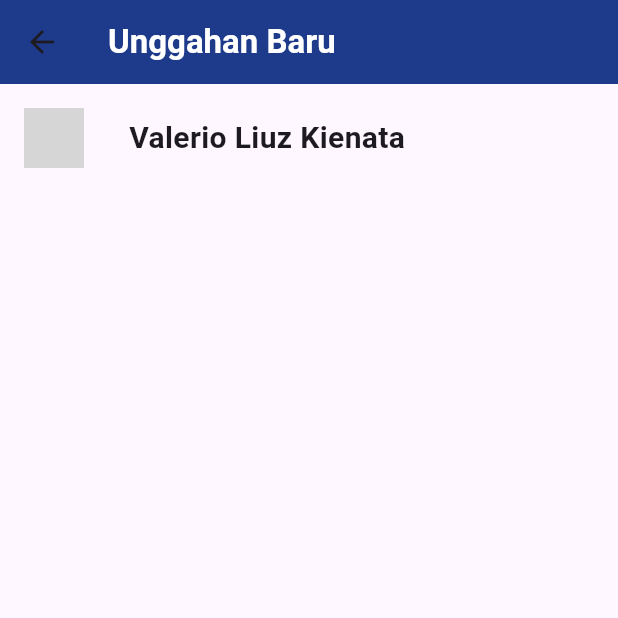
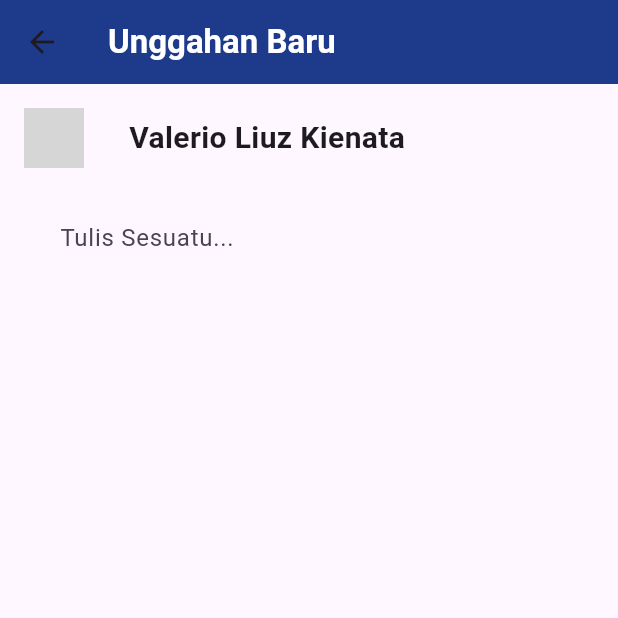
Before and after one commit to Arnold231110087/TugasFrontEndMobile, a Flutter app: the UploadPage screen opened directly, on a phone screen of 412 x 824 dp, the top half of it. Run offline on Flutter 3.47's test engine with Material 3 defaults, Android fonts, the phone set to English and light mode, and no system bars; grey boxes are pictures that could not be loaded.

Commit message:
Menambahkan textfield pertama

```diff
--- a/lib/upload_page.dart
+++ b/lib/upload_page.dart
@@ -21,7 +21,21 @@ class UploadPage extends StatelessWidget {
                 SizedBox(width: 30,),
                 Text("Valerio Liuz Kienata",style: TextStyle(fontWeight: FontWeight.bold,fontSize: 20),)
               ],
-            )
+            ),
+            SizedBox(height: 15,),
+            Expanded(
+              child: TextField(
+                decoration: InputDecoration(
+                  hintText: "Tulis Sesuatu...",
+                  contentPadding: EdgeInsets.all(20),
+                  border:OutlineInputBorder(
+                    borderSide: BorderSide(
+                      width: 0,
+                      style: BorderStyle.none
+                    )
+                  )
+                ),
+              ))
           ],
         ),
         ),
```
